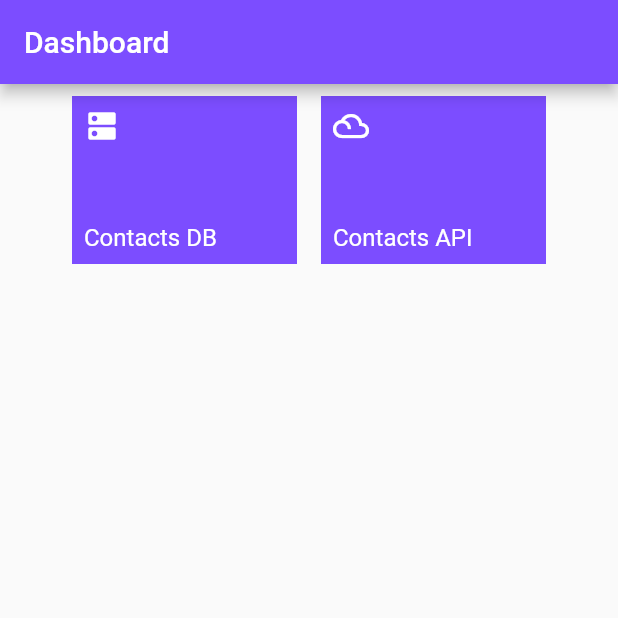
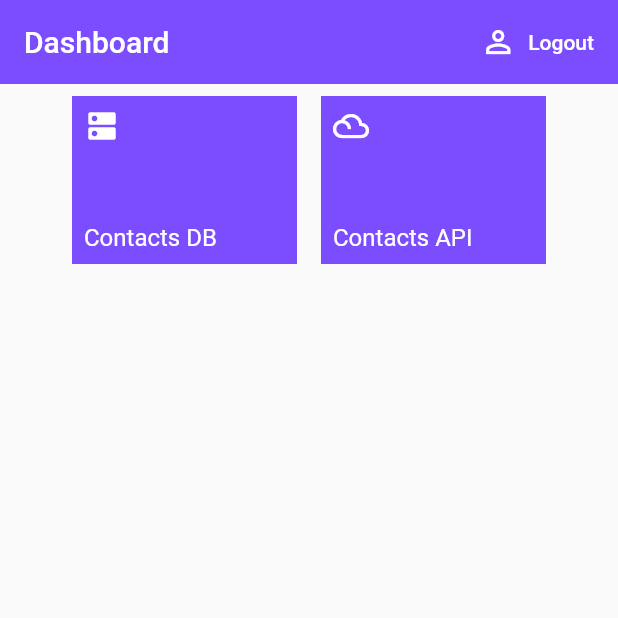
Before and after one commit to SolutiFelipe/lp4-agenda, a Flutter app: the screen it shows after launch, on a phone screen of 412 x 824 dp, the top half of it. Run offline on Flutter 3.47's test engine with Material 2 defaults, Android fonts, the phone set to English and light mode, and no system bars; our stand-ins replace sqflite; accounts and stored records are empty.

Commit message:
alterações dashboard

```diff
--- a/lib/database/dao/pessoa_dao.dart
+++ b/lib/database/dao/pessoa_dao.dart
@@ -4,7 +4,6 @@ import 'package:sqflite/sqflite.dart';
 import '../app_database.dart';
 
 class PessoaDAO {
-
   static const tableName = "pessoa";
   static const createTable = "CREATE TABLE $tableName( "
       "id INTEGER PRIMARY KEY, "
@@ -35,5 +34,4 @@ class PessoaDAO {
     }
     return pessoas;
   }
-
 }
--- a/lib/screens/dashboard.dart
+++ b/lib/screens/dashboard.dart
@@ -1,15 +1,30 @@
 import 'package:first_project/screens/lista_pessoas.dart';
 import 'package:first_project/screens/menu_item.dart';
+import 'package:first_project/services/auth_service.dart';
 import 'package:flutter/cupertino.dart';
 import 'package:flutter/material.dart';
 import 'package:flutter/rendering.dart';
 
 class Dashboard extends StatelessWidget {
+
+  final AuthService _auth = AuthService();
+
   @override
   Widget build(BuildContext context) {
     return Scaffold(
       appBar: AppBar(
         title: Text('Dashboard'),
+        elevation: 0.0,
+        actions: <Widget>[
+          FlatButton.icon(
+            textColor: Colors.white,
+            icon: Icon(Icons.person_outline),
+            label: Text("Logout"),
+            onPressed:() async {
+              await _auth.singOut();
+            },
+          ),
+        ],
       ),
       body: Column(
         crossAxisAlignment: CrossAxisAlignment.start,
@@ -37,6 +52,7 @@ class Dashboard extends StatelessWidget {
       ),
     );
   }
+
   void _showContactsListDB(BuildContext context) {
     Navigator.of(context).push(
       MaterialPageRoute(
@@ -47,9 +63,7 @@ class Dashboard extends StatelessWidget {
 
   void _showContactsListAPI(BuildContext context) {
     Navigator.of(context).push(
-      MaterialPageRoute(
-
-      ),
+      MaterialPageRoute(),
     );
   }
 }
--- a/lib/screens/lista_pessoas.dart
+++ b/lib/screens/lista_pessoas.dart
@@ -3,7 +3,6 @@ import 'package:flutter/cupertino.dart';
 import 'lista_pessoas_state.dart';
 
 class ListaPessoas extends StatefulWidget {
-
   @override
   State<StatefulWidget> createState() {
     // TODO: implement createState
--- a/lib/screens/lista_pessoas_state.dart
+++ b/lib/screens/lista_pessoas_state.dart
@@ -10,7 +10,6 @@ import 'lista_pessoas.dart';
 class ListaPessoasState extends State<ListaPessoas> {
   @override
   Widget build(BuildContext context) {
-
     PessoaDAO _dao = PessoaDAO();
 
     // TODO: implement build
@@ -20,7 +19,8 @@ class ListaPessoasState extends State<ListaPessoas> {
       ),
       body: FutureBuilder<List<Pessoa>>(
         initialData: List(),
-        future: Future.delayed(Duration(seconds: 2)).then((value) => _dao.findAll()),
+        future: Future.delayed(Duration(seconds: 2))
+            .then((value) => _dao.findAll()),
         builder: (context, snapshot) {
           switch (snapshot.connectionState) {
             case ConnectionState.none:
@@ -52,7 +52,6 @@ class ListaPessoasState extends State<ListaPessoas> {
               break;
           }
           return null;
-
         },
       ),
       floatingActionButton: FloatingActionButton(
```
Also changed, not shown: lib/screens/menu_item.dart (+4 -4 lines), lib/models/pessoa.dart (line endings or trailing spaces), lib/screens/item_pessoa.dart (line endings or trailing spaces), 2 other files.
